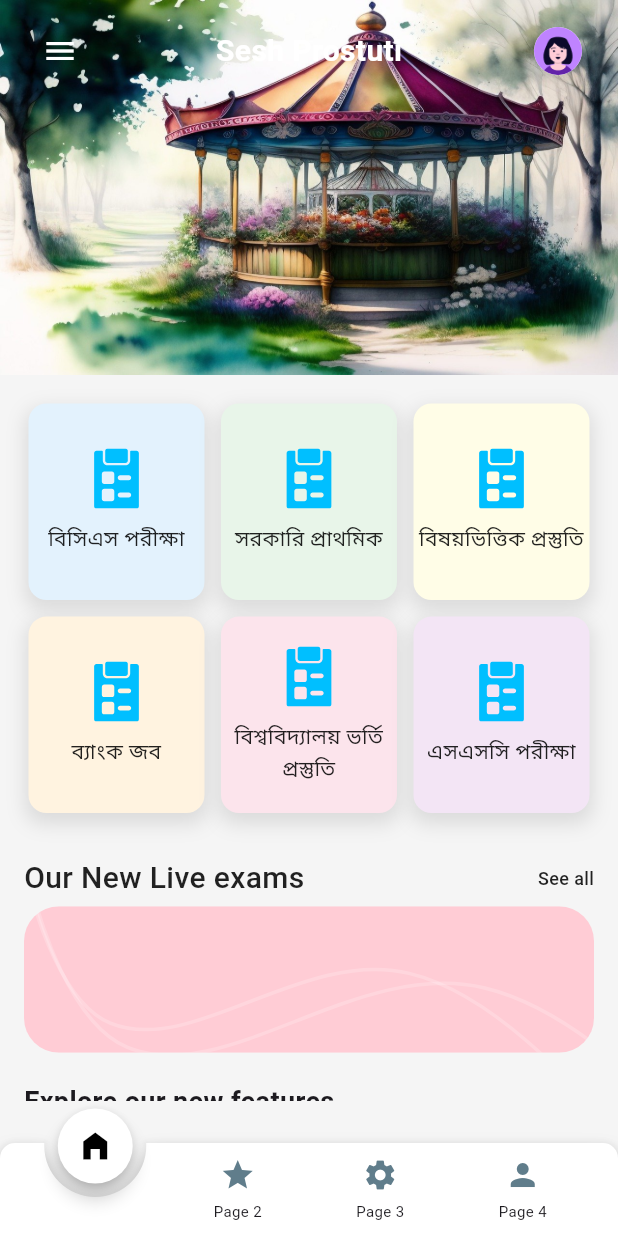
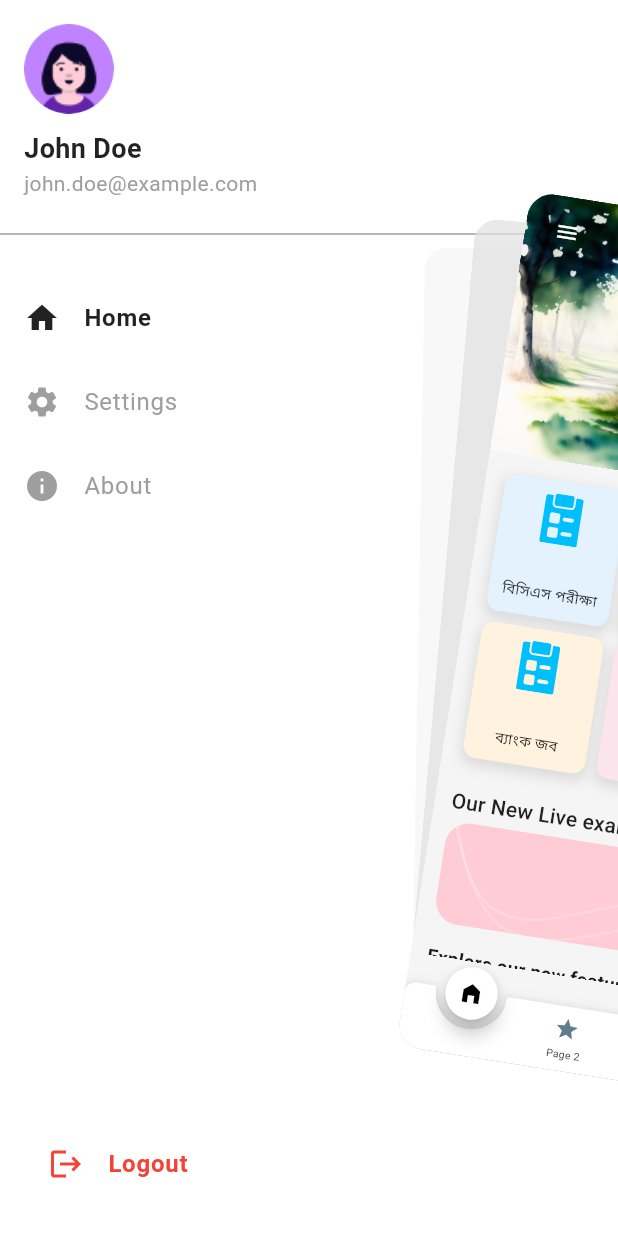
Before and after one commit to Farhan-S/online_exam_flutter_application, a Flutter app: the screen it shows after launch, after a tap on the "menu" icon, on a phone screen of 412 x 824 dp. Run offline on Flutter 3.47's test engine with Material 3 defaults, Android fonts, the phone set to English and light mode, and no system bars; drawn by our look-alikes of animated_notch_bottom_bar, carousel_slider, flutter_zoom_drawer; our stand-ins replace flutter_svg.

Commit message:
navigation drawer updated

```diff
--- a/lib/main.dart
+++ b/lib/main.dart
@@ -1,13 +1,15 @@
 import 'package:flutter/material.dart';
+import 'package:flutter_zoom_drawer/flutter_zoom_drawer.dart';
 import 'package:sesh_prostuti/screens/home_screen.dart';
 
 void main() {
-  runApp(const MyApp());
+  runApp( MyApp());
 
 }
 
 class MyApp extends StatelessWidget {
-  const MyApp({super.key});
+  final zoomDrawerController = ZoomDrawerController();
+   MyApp({super.key});
   @override
   Widget build(BuildContext context) {
     return MaterialApp(
@@ -16,9 +18,136 @@ class MyApp extends StatelessWidget {
       theme: ThemeData(
         visualDensity: VisualDensity.adaptivePlatformDensity,
       ),
-      home: HomeScreen(),
+      home:  ZoomDrawer(
+        controller: zoomDrawerController,
+        style: DrawerStyle.defaultStyle,
+        menuScreen: MenuScreen (),
+        mainScreen: HomeScreen(zoomDrawerController:zoomDrawerController),
+        borderRadius: 24.0,
+        showShadow: true,
+        mainScreenTapClose: true,
+        angle: 9.0,
+        menuBackgroundColor: Colors.white,
+        drawerShadowsBackgroundColor: Colors.grey[300]??Colors.grey,
+        slideWidth: MediaQuery.of(context).size.width*.75,
+        openCurve: Curves.fastOutSlowIn,
+        closeCurve: Curves.bounceIn,
+      ),
     );
   }
 
 
 }
+
+
+class MenuScreen extends StatefulWidget {
+  const MenuScreen({super.key});
+
+  @override
+  _MenuScreenState createState() => _MenuScreenState();
+}
+
+class _MenuScreenState extends State<MenuScreen> {
+  int _selectedIndex = 0; // Track the selected menu item
+
+  // Menu options
+  final List<Map<String, dynamic>> _menuItems = [
+    {"title": "Home", "icon": Icons.home},
+    {"title": "Settings", "icon": Icons.settings},
+    {"title": "About", "icon": Icons.info},
+  ];
+
+  @override
+  Widget build(BuildContext context) {
+    return Scaffold(
+      backgroundColor: Colors.white, // Background color for the menu
+      body: SafeArea(
+        child: Column(
+          crossAxisAlignment: CrossAxisAlignment.start,
+          children: [
+            // Header Section
+            Padding(
+              padding: const EdgeInsets.all(16.0),
+              child: Column(
+                crossAxisAlignment: CrossAxisAlignment.start,
+                children: const [
+                  CircleAvatar(
+                    radius: 30,
+                    backgroundImage: AssetImage('lib/assets/Avatar.png'), // Replace with your asset
+                  ),
+                  SizedBox(height: 10),
+                  Text(
+                    "John Doe", // User name
+                    style: TextStyle(
+                      color: Colors.black87,
+                      fontSize: 18,
+                      fontWeight: FontWeight.bold,
+                    ),
+                  ),
+                  Text(
+                    "john.doe@example.com", // User email
+                    style: TextStyle(
+                      color: Colors.grey,
+                      fontSize: 14,
+                    ),
+                  ),
+                ],
+              ),
+            ),
+            const Divider(color: Colors.grey), // Divider below the header
+            const SizedBox(height: 20),
+            // Menu Items
+            ..._menuItems.asMap().entries.map((entry) {
+              int index = entry.key;
+              Map<String, dynamic> item = entry.value;
+
+              return ListTile(
+                leading: Icon(
+                  item["icon"],
+                  color: _selectedIndex == index ? Colors.black87 : Colors.grey,
+                ),
+                title: Text(
+                  item["title"],
+                  style: TextStyle(
+                    color: _selectedIndex == index ? Colors.black87 : Colors.grey,
+                    fontSize: 16,
+                    fontWeight: _selectedIndex == index ? FontWeight.bold : FontWeight.normal,
+                  ),
+                ),
+                onTap: () {
+                  setState(() {
+                    _selectedIndex = index; // Update the selected index
+                  });
+
+                  // Add navigation logic for other menu items
+                  Navigator.of(context).pop(); // Close drawer if needed
+                },
+              );
+            }).toList(),
+            const Spacer(),
+            // Logout Button
+            Padding(
+              padding: const EdgeInsets.symmetric(horizontal: 16.0),
+              child: ListTile(
+                leading: const Icon(Icons.logout, color: Colors.red),
+                title: const Text(
+                  "Logout",
+                  style: TextStyle(
+                    color: Colors.red,
+                    fontSize: 16,
+                    fontWeight: FontWeight.bold,
+                  ),
+                ),
+                onTap: () {
+                  // Handle logout logic here
+                  Navigator.of(context).pop(); // Close drawer
+                },
+              ),
+            ),
+            const SizedBox(height: 20), // Space below the logout button
+          ],
+        ),
+      ),
+    );
+  }
+}
--- a/lib/screens/home_pages/page_one.dart
+++ b/lib/screens/home_pages/page_one.dart
@@ -3,6 +3,7 @@ import 'package:carousel_slider/carousel_slider.dart';
 import 'package:flutter/material.dart';
 import 'package:flutter/services.dart';
 import 'package:flutter_svg/flutter_svg.dart';
+import 'package:flutter_zoom_drawer/src/drawer_controller.dart';
 import 'package:sesh_prostuti/utils/light_colors.dart';
 import 'package:sesh_prostuti/widgets/grid_item.dart';
 import 'package:sesh_prostuti/widgets/list_new_exam.dart';
@@ -11,7 +12,8 @@ import 'package:sesh_prostuti/widgets/list_new_exam.dart';
 class Page1 extends StatefulWidget {
   final NotchBottomBarController? controller;
 
-  const Page1({Key? key, this.controller}) : super(key: key);
+  final ZoomDrawerController zoomDrawerController;
+  const Page1({Key? key, this.controller, required this.zoomDrawerController}) : super(key: key);
 
   @override
   _Page1State createState() => _Page1State();
@@ -225,6 +227,8 @@ class _Page1State extends State<Page1> {
                     icon: Icon(Icons.menu, color: Colors.white),
                     onPressed: () {
                       // Handle menu action
+                      widget.zoomDrawerController.toggle?.call();
+
                     },
                   ),
                   Text(
--- a/lib/screens/home_screen.dart
+++ b/lib/screens/home_screen.dart
@@ -1,10 +1,12 @@
 import 'package:flutter/material.dart';
 import 'package:animated_notch_bottom_bar/animated_notch_bottom_bar/animated_notch_bottom_bar.dart';
+import 'package:flutter_zoom_drawer/src/drawer_controller.dart';
 import 'package:sesh_prostuti/screens/home_pages/page_one.dart';
 import 'package:sesh_prostuti/utils/bottom_nav_bar.dart';
 
 class HomeScreen extends StatefulWidget {
-  const HomeScreen({super.key});
+  final ZoomDrawerController zoomDrawerController;
+  const HomeScreen({super.key, required this.zoomDrawerController});
 
   @override
   _HomeScreenState createState() => _HomeScreenState();
@@ -32,6 +34,7 @@ class _HomeScreenState extends State<HomeScreen> {
     /// widget list
     final List<Widget> bottomBarPages = [
       Page1(
+        zoomDrawerController:widget.zoomDrawerController,
         controller: (_controller),
       ),
       const Page2(),
--- a/lib/widgets/grid_item.dart
+++ b/lib/widgets/grid_item.dart
@@ -32,14 +32,15 @@ class GridItem extends StatelessWidget {
           ),
         ],
       ),
+      child: Padding(
+        padding: const EdgeInsets.only(left: 12.0,right: 12,top: 12,bottom: 12),
         child: Column(
-        mainAxisAlignment: MainAxisAlignment.center,
+          mainAxisAlignment: MainAxisAlignment.spaceBetween,
           children: [
             SvgPicture.asset(
               iconPath, // Correct way to load asset SVGs
-            height: 40,
+              height: 48,
             ),
-          const SizedBox(height: 10),
             Text(
               itemName,
               textAlign: TextAlign.center,
@@ -49,6 +50,7 @@ class GridItem extends StatelessWidget {
             ),
           ],
         ),
+      ),
     );
   }
 }
--- a/pubspec.yaml
+++ b/pubspec.yaml
@@ -33,8 +33,10 @@ dependencies:
   flutter_svg: 2.0.7
   pie_chart: ^5.4.0
   carousel_slider: ^5.0.0
-  curved_navigation_bar: ^1.0.6
   animated_notch_bottom_bar: ^1.0.3
+  flutter_zoom_drawer: ^3.2.0
+  awesome_drawer_bar: ^1.2.1
+  flutter_advanced_drawer: ^1.3.7
 
 
   # The following adds the Cupertino Icons font to your application.
```
Also changed, not shown: pubspec.lock. Lines whose indentation alone changed are shown as unchanged.
